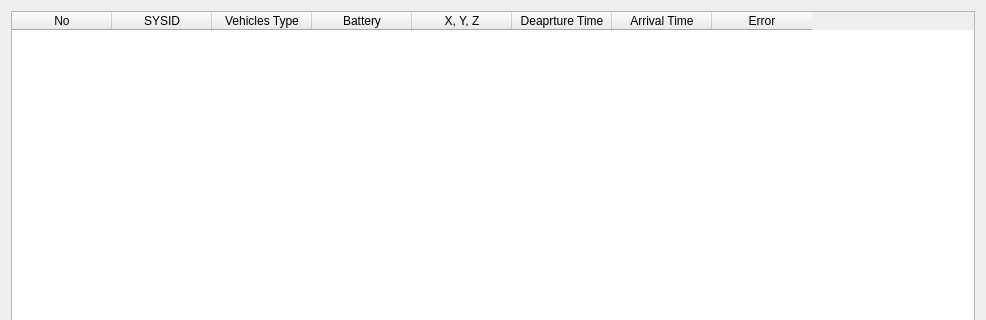
SUV-Olympiad/SUV-GCS, file ui/departurecontrol.ui: the form before one commit; both pictures show x 0 to 986 and y 0 to 320 of the 986 by 597 pixel window.
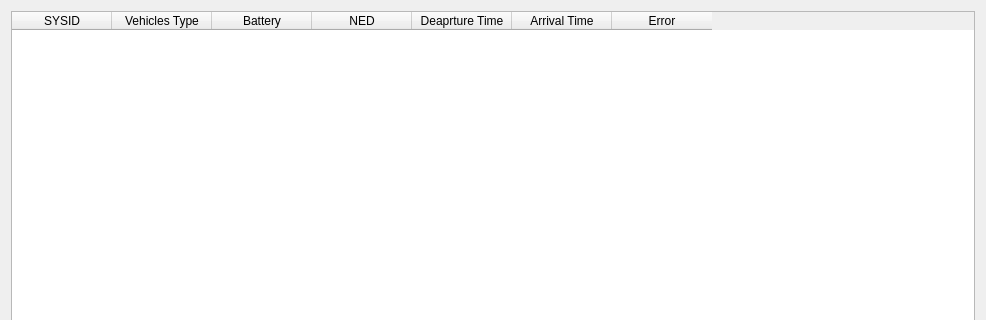
The form after the commit.

Patch:
```diff
--- a/ui/departurecontrol.ui
+++ b/ui/departurecontrol.ui
@@ -22,11 +22,6 @@
      <property name="verticalScrollMode">
       <enum>QAbstractItemView::ScrollPerItem</enum>
      </property>
-     <column>
-      <property name="text">
-       <string>No</string>
-      </property>
-     </column>
      <column>
       <property name="text">
        <string>SYSID</string>
@@ -44,7 +39,7 @@
      </column>
      <column>
       <property name="text">
-       <string>X, Y, Z</string>
+       <string>NED</string>
       </property>
      </column>
      <column>
```
Left out of the diff: 2 changed lines with no effect on the pictures.
